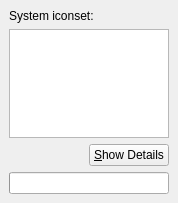
Qt form src/options/opt_iconset_system.ui (mblsha/psi) before a commit.
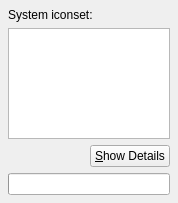
The same form after that commit. Custom widgets are drawn as their Qt base class.

The edit to the form file:
```diff
--- a/src/options/opt_iconset_system.ui
+++ b/src/options/opt_iconset_system.ui
@@ -14,13 +14,24 @@
   </property>
   <layout class="QGridLayout" >
    <property name="margin" >
-    <number>9</number>
+    <number>8</number>
    </property>
    <property name="spacing" >
     <number>6</number>
    </property>
    <item row="1" column="0" colspan="2" >
-    <widget class="IconsetSelect" name="iss_system" />
+    <widget class="IconsetSelect" name="iss_system" >
+     <property name="font" >
+      <font>
+       <pointsize>12</pointsize>
+       <weight>50</weight>
+       <italic>false</italic>
+       <bold>false</bold>
+       <underline>false</underline>
+       <strikeout>false</strikeout>
+      </font>
+     </property>
+    </widget>
    </item>
    <item row="0" column="0" colspan="2" >
     <widget class="QLabel" name="textLabel1_2_2" >
```
